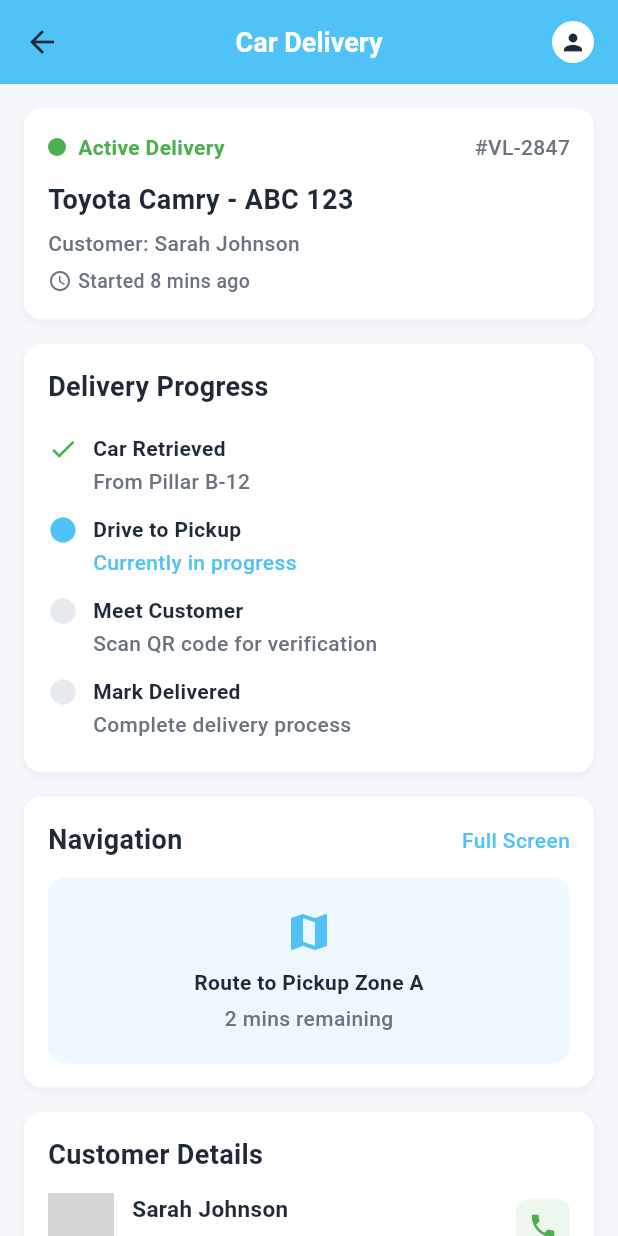
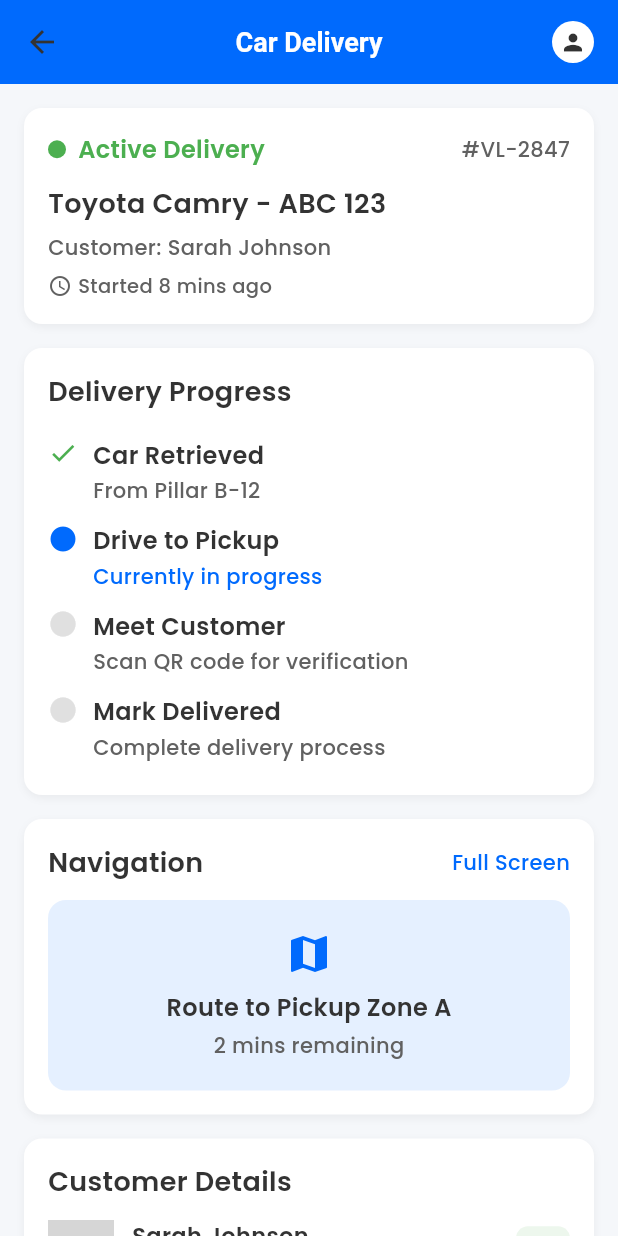
Before and after one commit to apexcoder25/Easy-Park, a Flutter app: the CarDeliveryView screen opened by its route, on a phone screen of 412 x 824 dp. Run offline on Flutter 3.47's test engine with Material 3 defaults, Android fonts, the phone set to English and light mode, and no system bars; our stand-ins replace get, google_fonts; network calls fail; grey boxes are pictures that could not be loaded.

Commit message:
fix:Theme Changed

```diff
--- a/lib/app/core/theme/app_theme.dart
+++ b/lib/app/core/theme/app_theme.dart
@@ -1,39 +1,60 @@
 // lib/theme/app_theme.dart
 import 'package:flutter/material.dart';
+import 'package:google_fonts/google_fonts.dart';
 
 class AppColors {
-  static const Color primary = Color(0xFF4FC3F7); // bright blue
+  static const Color primary = Color(0xFF006afd);
   static const Color accent = Color(0xFF7C4DFF);
   static const Color background = Color(0xFFF5F7FA);
   static const Color card = Colors.white;
-  static const Color textPrimary = Color(0xFF1F2937);
-  static const Color textSecondary = Color(0xFF6B7280);
+  static const Color textPrimary = Color(0xFF333333);
+  static const Color textSecondary = Color(0xFF616161);
   static const Color selected = Color(0xFF4FC3F7);
   static const Color available = Color(0xFFF3F4F6);
   static const Color occupied = Color(0xFFFFEAEA);
-  static const Color border = Color(0xFFE6E9EE);
+  static const Color border = Color(0xFFE0E0E0);
+
+  static const Color hintTextColor = Color(0xFFB0BEC5);
+  static const Color shadowColor = Color(0x1F000000);
+  static const Color linkColor = Colors.blue;
+  static const Color escalationIconColor = Colors.red;
+  static const Color assignmentIconColor = Colors.blue;
+  static const Color whatsappIconColor = Color(0xFF44a047);
+  static const Color statusButtonColor = Color(0xFF006afd);
+  static const Color holdButtonColor = Color(0xFFffc008);
+  static const Color statusButtonColor1 = Color(0xFFffc107);
+  static const Color dangerButtonColor = Color(0xFFf44336);
+  static const Color verifyButtonColor = Color(0xFF388E3C);
+  static const Color blackColor = Colors.black;
+  static const Color drawerBackground = Color(0xFFF5F7FA);
+  static const Color drawerHeaderGradientStart = Color(0xFF006afd);
+  static const Color drawerHeaderGradientEnd = Color(0xFF0047b3);
+  static const Color drawerTileHover = Color(0xFFE3F2FD);
+  static const Color glassBackground = Color(0x33FFFFFF);
+  static const Color glassTileBackground = Color(0x1AFFFFFF);
+  static const Color iconColor = Colors.black54;
 }
 
 class AppTextStyles {
-  static const TextStyle heading = TextStyle(
+  static var heading = GoogleFonts.poppins(
     fontSize: 18,
     fontWeight: FontWeight.w600,
     color: AppColors.textPrimary,
   );
 
-  static const TextStyle label = TextStyle(
+  static var label = GoogleFonts.poppins(
     fontSize: 14,
     fontWeight: FontWeight.w500,
     color: AppColors.textSecondary,
   );
 
-  static const TextStyle buttonText = TextStyle(
+  static var buttonText = GoogleFonts.poppins(
     fontSize: 16,
     fontWeight: FontWeight.w600,
     color: Colors.white,
   );
 
-  static const TextStyle titleLarge = TextStyle(
+  static var titleLarge = GoogleFonts.poppins(
     fontSize: 40,
     fontWeight: FontWeight.bold,
     letterSpacing: 1.2,
@@ -45,20 +66,58 @@ ThemeData getAppTheme() {
   return ThemeData(
     primaryColor: AppColors.primary,
     scaffoldBackgroundColor: AppColors.background,
-    fontFamily: 'Roboto',
-    appBarTheme: const AppBarTheme(
-      elevation: 0,
-      centerTitle: true,
-      backgroundColor: Colors.white,
-      titleTextStyle:
-          TextStyle(color: AppColors.textPrimary, fontSize: 18, fontWeight: FontWeight.w600),
-      iconTheme: IconThemeData(color: AppColors.textPrimary),
+    textTheme: TextTheme(
+      headlineMedium: GoogleFonts.poppins(
+        fontSize: 24,
+        fontWeight: FontWeight.bold,
+        color: AppColors.textPrimary,
+      ),
+      bodyMedium: GoogleFonts.poppins(
+        fontSize: 16,
+        color: AppColors.textPrimary,
+      ),
+      bodySmall: GoogleFonts.poppins(
+        fontSize: 12,
+        color: AppColors.textSecondary,
+      ),
+      titleSmall: GoogleFonts.poppins(
+        fontSize: 14,
+        color: AppColors.textPrimary,
+      ),
+      headlineSmall: GoogleFonts.poppins(
+        fontSize: 18,
+        fontWeight: FontWeight.bold,
+        color: AppColors.textPrimary,
+      ),
+      labelLarge: GoogleFonts.poppins(
+        fontSize: 14,
+        fontWeight: FontWeight.w500,
+        color: AppColors.textPrimary,
+      ),
+      displayLarge: GoogleFonts.poppins(
+        fontSize: 40,
+        fontWeight: FontWeight.bold,
+        letterSpacing: 1.2,
+        color: AppColors.textPrimary,
+      ),
+    ),
+    elevatedButtonTheme: ElevatedButtonThemeData(
+      style: ElevatedButton.styleFrom(
+        backgroundColor: AppColors.primary,
+        foregroundColor: Colors.white,
+        shape: RoundedRectangleBorder(
+          borderRadius: BorderRadius.circular(30),
+        ),
+        padding: const EdgeInsets.symmetric(vertical: 15),
+        textStyle: AppTextStyles.buttonText,
+      ),
     ),
     inputDecorationTheme: InputDecorationTheme(
-      filled: true,
-      fillColor: Colors.white,
-      hintStyle: TextStyle(color: AppColors.textSecondary),
-      contentPadding: const EdgeInsets.symmetric(horizontal: 14, vertical: 14),
+      hintStyle: TextStyle(color: AppColors.hintTextColor),
+      border: OutlineInputBorder(
+        borderRadius: BorderRadius.circular(10),
+        borderSide: const BorderSide(color: AppColors.border),
+      ),
       enabledBorder: OutlineInputBorder(
         borderRadius: BorderRadius.circular(10),
         borderSide: const BorderSide(color: AppColors.border),
@@ -68,14 +127,20 @@ ThemeData getAppTheme() {
         borderSide: const BorderSide(color: AppColors.primary),
       ),
     ),
-    elevatedButtonTheme: ElevatedButtonThemeData(
-      style: ElevatedButton.styleFrom(
-        backgroundColor: AppColors.primary,
-        padding: const EdgeInsets.symmetric(vertical: 14, horizontal: 18),
-        shape: RoundedRectangleBorder(borderRadius: BorderRadius.circular(10)),
-        elevation: 0,
-        textStyle: AppTextStyles.buttonText,
+    iconTheme: IconThemeData(
+      color: AppColors.iconColor,
+    ),
+    appBarTheme: const AppBarTheme(
+      elevation: 0,
+      centerTitle: true,
+      backgroundColor: Colors.white,
+      titleTextStyle: TextStyle(
+        color: AppColors.textPrimary,
+        fontSize: 18,
+        fontWeight: FontWeight.w600,
       ),
+      iconTheme: IconThemeData(color: AppColors.textPrimary),
     ),
+    brightness: Brightness.light,
   );
 }
--- a/lib/app/modules/CarDelivery/views/car_delivery_view.dart
+++ b/lib/app/modules/CarDelivery/views/car_delivery_view.dart
@@ -80,12 +80,12 @@ class CarDeliveryView extends GetView<CarDeliveryController> {
                   ],
                 ),
                 const SizedBox(height: 12),
-                const Text(
+                Text(
                   'Toyota Camry - ABC 123',
                   style: AppTextStyles.heading,
                 ),
                 const SizedBox(height: 6),
-                const Text(
+                Text(
                   'Customer: Sarah Johnson',
                   style: AppTextStyles.label,
                 ),
@@ -122,7 +122,7 @@ class CarDeliveryView extends GetView<CarDeliveryController> {
             child: Column(
               crossAxisAlignment: CrossAxisAlignment.start,
               children: [
-                const Text('Delivery Progress', style: AppTextStyles.heading),
+                Text('Delivery Progress', style: AppTextStyles.heading),
                 const SizedBox(height: 12),
 
                 _progressItem(
@@ -170,7 +170,7 @@ class CarDeliveryView extends GetView<CarDeliveryController> {
               children: [
                 Row(
                   children: [
-                    const Text('Navigation', style: AppTextStyles.heading),
+                    Text('Navigation', style: AppTextStyles.heading),
                     const Spacer(),
                     Text(
                       'Full Screen',
@@ -190,17 +190,17 @@ class CarDeliveryView extends GetView<CarDeliveryController> {
                   ),
                   padding: const EdgeInsets.all(20),
                   child: Column(
-                    children: const [
-                      Icon(Icons.map, size: 32, color: AppColors.primary),
-                      SizedBox(height: 8),
-                      Text(
+                    children: [
+                      const Icon(Icons.map, size: 32, color: AppColors.primary),
+                      const SizedBox(height: 8),
+                      const Text(
                         'Route to Pickup Zone A',
                         style: TextStyle(
                           color: AppColors.textPrimary,
                           fontWeight: FontWeight.w600,
                         ),
                       ),
-                      SizedBox(height: 4),
+                      const SizedBox(height: 4),
                       Text(
                         '2 mins remaining',
                         style: AppTextStyles.label,
@@ -230,7 +230,7 @@ class CarDeliveryView extends GetView<CarDeliveryController> {
             child: Column(
               crossAxisAlignment: CrossAxisAlignment.start,
               children: [
-                const Text('Customer Details', style: AppTextStyles.heading),
+                Text('Customer Details', style: AppTextStyles.heading),
                 const SizedBox(height: 12),
                 Row(
                   children: [
@@ -243,8 +243,8 @@ class CarDeliveryView extends GetView<CarDeliveryController> {
                     Expanded(
                       child: Column(
                         crossAxisAlignment: CrossAxisAlignment.start,
-                        children: const [
-                          Text(
+                        children: [
+                          const Text(
                             'Sarah Johnson',
                             style: TextStyle(
                               fontWeight: FontWeight.w600,
@@ -252,7 +252,7 @@ class CarDeliveryView extends GetView<CarDeliveryController> {
                               color: AppColors.textPrimary,
                             ),
                           ),
-                          SizedBox(height: 4),
+                          const SizedBox(height: 4),
                           Text(
                             '+1 (555) 123-4567',
                             style: AppTextStyles.label,
@@ -271,7 +271,7 @@ class CarDeliveryView extends GetView<CarDeliveryController> {
                   ],
                 ),
                 const SizedBox(height: 12),
-                const Text('Pickup Location:', style: AppTextStyles.label),
+                Text('Pickup Location:', style: AppTextStyles.label),
                 const SizedBox(height: 4),
                 const Text(
                   'Main Entrance - Zone A',
@@ -302,9 +302,9 @@ class CarDeliveryView extends GetView<CarDeliveryController> {
             child: Column(
               crossAxisAlignment: CrossAxisAlignment.start,
               children: [
-                const Text('Security Verification', style: AppTextStyles.heading),
+                Text('Security Verification', style: AppTextStyles.heading),
                 const SizedBox(height: 6),
-                const Text(
+                Text(
                   'Scan customer\'s QR code',
                   style: AppTextStyles.label,
                 ),
@@ -330,7 +330,7 @@ class CarDeliveryView extends GetView<CarDeliveryController> {
                 ),
               ),
               onPressed: () {},
-              child: const Text(
+              child: Text(
                 'Mark as Delivered',
                 style: AppTextStyles.buttonText,
               ),
--- a/lib/app/modules/retrival_request/views/retrival_request_view.dart
+++ b/lib/app/modules/retrival_request/views/retrival_request_view.dart
@@ -162,7 +162,7 @@ class RetrivalRequestView extends GetView<RetrivalRequestController> {
                       color: AppColors.primary),
                 ),
                 const SizedBox(width: 8),
-                const Text('Vehicle Retrieval',
+                Text('Vehicle Retrieval',
                     style: AppTextStyles.heading),
                 const Spacer(),
                 Container(
@@ -207,7 +207,7 @@ class RetrivalRequestView extends GetView<RetrivalRequestController> {
         child: Column(
           crossAxisAlignment: CrossAxisAlignment.start,
           children: [
-            const Text('Customer Information', style: AppTextStyles.heading),
+            Text('Customer Information', style: AppTextStyles.heading),
             const SizedBox(height: 12),
             Row(
               children: [
@@ -254,7 +254,7 @@ class RetrivalRequestView extends GetView<RetrivalRequestController> {
         // Header row
         Row(
           mainAxisAlignment: MainAxisAlignment.spaceBetween,
-          children: const [
+          children:  [
             Text('Available Workers', style: AppTextStyles.heading),
             Text(
               '3 online',
--- a/pubspec.yaml
+++ b/pubspec.yaml
@@ -37,6 +37,7 @@ dependencies:
   cupertino_icons: ^1.0.6
   get: ^4.7.2
   iconly: ^1.0.1
+  google_fonts: ^6.3.2
 
 dev_dependencies:
   flutter_test:
```
Also changed, not shown: pubspec.lock, 5 other files.
